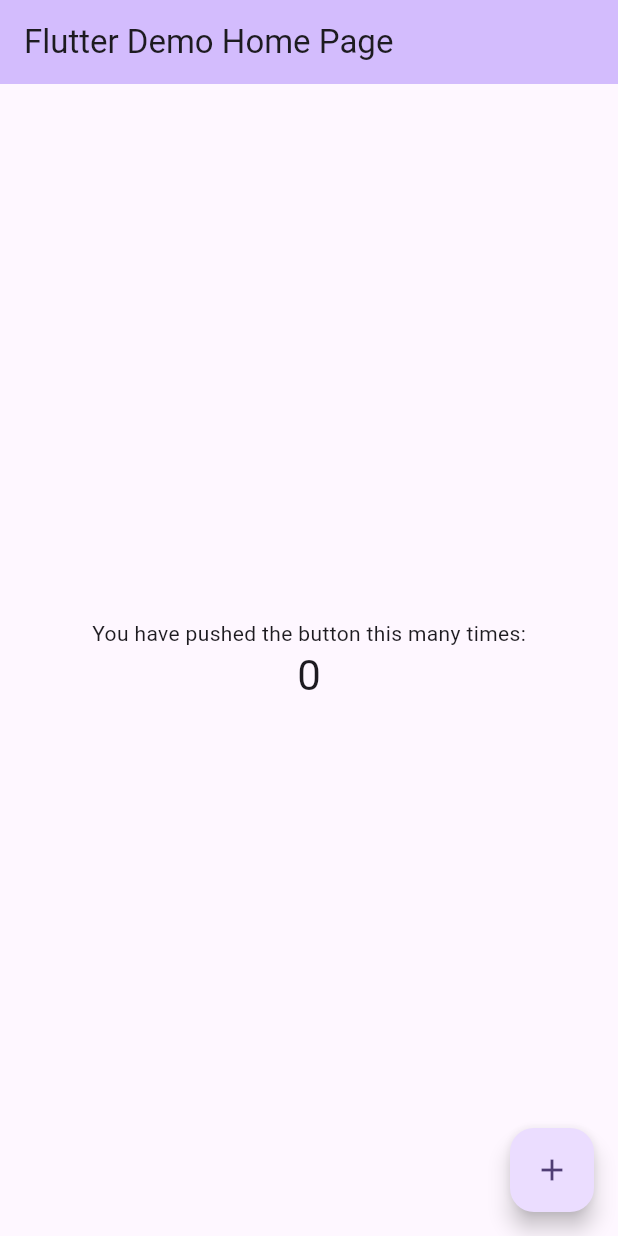
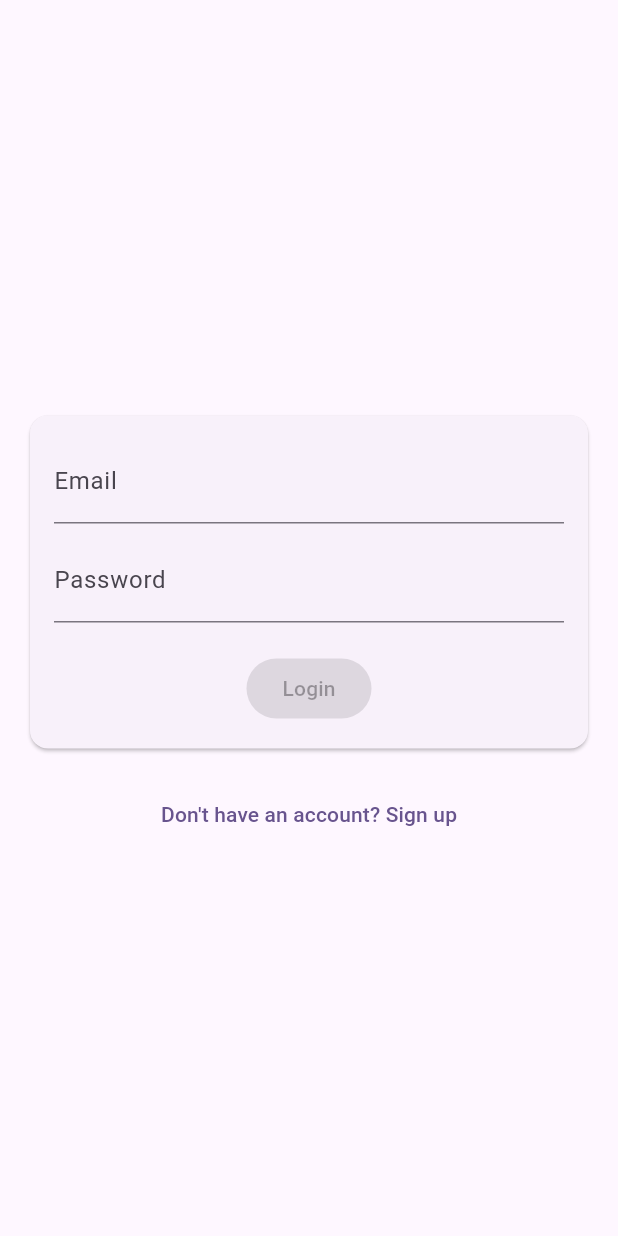
Before and after one commit to vaibhavppandey/daily_pulse_app, a Flutter app: the screen it shows after launch, on a phone screen of 412 x 824 dp. Run offline on Flutter 3.47's test engine with Material 3 defaults, Android fonts, the phone set to English and light mode, and no system bars; our stand-ins replace firebase_auth, firebase_core, flutter_secure_storage, shared_preferences; accounts and stored records are empty.

Commit message:
feat: auth + mood logging

```diff
--- a/lib/app/app.dart
+++ b/lib/app/app.dart
@@ -1,104 +1,27 @@
 
+import 'package:daily_pulse_app/pages/login_signup_page.dart';
+import 'package:daily_pulse_app/providers/auth_provider.dart';
+import 'package:daily_pulse_app/providers/mood_provider.dart';
 import 'package:flutter/material.dart';
+import 'package:provider/provider.dart';
 
 class DailyPulseApp extends StatelessWidget {
   const DailyPulseApp({super.key});
 
-  // This widget is the root of your application.
   @override
   Widget build(BuildContext context) {
-    return MaterialApp(
-      title: 'Flutter Demo',
-      theme: ThemeData(
-        colorScheme: ColorScheme.fromSeed(seedColor: Colors.deepPurple),
+    return MultiProvider(
+      providers: [
+        ChangeNotifierProvider(create: (_) => AuthProvider()),
+        ChangeNotifierProvider(create: (_) => MoodProvider()),
+      ],
+      child: MaterialApp(
+        title: 'Daily Pulse',
+        theme: ThemeData(
+          colorScheme: ColorScheme.fromSeed(seedColor: Colors.deepPurple),
+        ),
+        home: const LoginSignupPage(),
       ),
-      home: const MyHomePage(title: 'Flutter Demo Home Page'),
     );
   }
 }
-
-class MyHomePage extends StatefulWidget {
-  const MyHomePage({super.key, required this.title});
-
-  // This widget is the home page of your application. It is stateful, meaning
-  // that it has a State object (defined below) that contains fields that affect
-  // how it looks.
-
-  // This class is the configuration for the state. It holds the values (in this
-  // case the title) provided by the parent (in this case the App widget) and
-  // used by the build method of the State. Fields in a Widget subclass are
-  // always marked "final".
-
-  final String title;
-
-  @override
-  State<MyHomePage> createState() => _MyHomePageState();
-}
-
-class _MyHomePageState extends State<MyHomePage> {
-  int _counter = 0;
-
-  void _incrementCounter() {
-    setState(() {
-      // This call to setState tells the Flutter framework that something has
-      // changed in this State, which causes it to rerun the build method below
-      // so that the display can reflect the updated values. If we changed
-      // _counter without calling setState(), then the build method would not be
-      // called again, and so nothing would appear to happen.
-      _counter++;
-    });
-  }
-
-  @override
-  Widget build(BuildContext context) {
-    // This method is rerun every time setState is called, for instance as done
-    // by the _incrementCounter method above.
-    //
-    // The Flutter framework has been optimized to make rerunning build methods
-    // fast, so that you can just rebuild anything that needs updating rather
-    // than having to individually change instances of widgets.
-    return Scaffold(
-      appBar: AppBar(
-        // TRY THIS: Try changing the color here to a specific color (to
-        // Colors.amber, perhaps?) and trigger a hot reload to see the AppBar
-        // change color while the other colors stay the same.
-        backgroundColor: Theme.of(context).colorScheme.inversePrimary,
-        // Here we take the value from the MyHomePage object that was created by
-        // the App.build method, and use it to set our appbar title.
-        title: Text(widget.title),
-      ),
-      body: Center(
-        // Center is a layout widget. It takes a single child and positions it
-        // in the middle of the parent.
-        child: Column(
-          // Column is also a layout widget. It takes a list of children and
-          // arranges them vertically. By default, it sizes itself to fit its
-          // children horizontally, and tries to be as tall as its parent.
-          //
-          // Column has various properties to control how it sizes itself and
-          // how it positions its children. Here we use mainAxisAlignment to
-          // center the children vertically; the main axis here is the vertical
-          // axis because Columns are vertical (the cross axis would be
-          // horizontal).
-          //
-          // TRY THIS: Invoke "debug painting" (choose the "Toggle Debug Paint"
-          // action in the IDE, or press "p" in the console), to see the
-          // wireframe for each widget.
-          mainAxisAlignment: MainAxisAlignment.center,
-          children: <Widget>[
-            const Text('You have pushed the button this many times:'),
-            Text(
-              '$_counter',
-              style: Theme.of(context).textTheme.headlineMedium,
-            ),
-          ],
-        ),
-      ),
-      floatingActionButton: FloatingActionButton(
-        onPressed: _incrementCounter,
-        tooltip: 'Increment',
-        child: const Icon(Icons.add),
-      ), // This trailing comma makes auto-formatting nicer for build methods.
-    );
-  }
-}
--- /dev/null
+++ b/lib/app/constants/storage.dart
@@ -0,0 +1,6 @@
+class StorageConstants {
+  StorageConstants._();
+  static const String userPreferences = 'user_preferences';
+  static const String sessionData = 'session_data';
+  static const String token = 'token';
+}
--- /dev/null
+++ b/lib/firebase/auth.dart
@@ -0,0 +1,61 @@
+import 'package:daily_pulse_app/app/constants/storage.dart';
+import 'package:firebase_auth/firebase_auth.dart';
+import 'package:flutter_secure_storage/flutter_secure_storage.dart';
+
+class AuthService {
+  final FirebaseAuth _firebaseAuth = FirebaseAuth.instance;
+  final _storage = const FlutterSecureStorage();
+
+  User? get currentUser => _firebaseAuth.currentUser;
+
+  Stream<User?> get authStateChanges => _firebaseAuth.authStateChanges();
+
+  Future<User?> signIn({
+    required String email,
+    required String password,
+  }) async {
+    try {
+      final userCredential = await _firebaseAuth.signInWithEmailAndPassword(
+        email: email,
+        password: password,
+      );
+      final user = userCredential.user;
+      if (user != null) {
+        final token = await user.getIdToken();
+        await _storage.write(key: StorageConstants.token, value: token);
+      }
+      return user;
+    } on FirebaseAuthException catch (e) {
+      throw Exception(e.message);
+    }
+  }
+
+  Future<User?> signUp({
+    required String email,
+    required String password,
+  }) async {
+    try {
+      final userCredential = await _firebaseAuth.createUserWithEmailAndPassword(
+        email: email,
+        password: password,
+      );
+      final user = userCredential.user;
+      if (user != null) {
+        final token = await user.getIdToken();
+        await _storage.write(key: StorageConstants.token, value: token);
+      }
+      return user;
+    } on FirebaseAuthException catch (e) {
+      throw Exception(e.message);
+    }
+  }
+
+  Future<void> signOut() async {
+    await _firebaseAuth.signOut();
+    await _storage.delete(key: StorageConstants.token);
+  }
+
+  Future<String?> getToken() async {
+    return await _storage.read(key: StorageConstants.token);
+  }
+}
--- /dev/null
+++ b/lib/models/mood_entry.dart
@@ -0,0 +1,36 @@
+import 'dart:convert';
+
+class MoodEntry {
+  final DateTime date;
+  final String mood;
+  final String note;
+
+  MoodEntry({
+    required this.date,
+    required this.mood,
+    this.note = '',
+  });
+
+  Map<String, dynamic> toJson() => {
+        'date': date.toIso8601String(),
+        'mood': mood,
+        'note': note,
+      };
+
+  factory MoodEntry.fromJson(Map<String, dynamic> json) => MoodEntry(
+        date: DateTime.parse(json['date']),
+        mood: json['mood'],
+        note: json['note'],
+      );
+
+  static String encode(List<MoodEntry> entries) => json.encode(
+        entries
+            .map<Map<String, dynamic>>((entry) => entry.toJson())
+            .toList(),
+      );
+
+  static List<MoodEntry> decode(String entries) =>
+      (json.decode(entries) as List<dynamic>)
+          .map<MoodEntry>((item) => MoodEntry.fromJson(item))
+          .toList();
+}
--- /dev/null
+++ b/lib/pages/login_signup_page.dart
@@ -0,0 +1,44 @@
+import 'package:flutter/material.dart';
+import '../widgets/login_card.dart';
+import '../widgets/signup_card.dart';
+
+class LoginSignupPage extends StatefulWidget {
+  const LoginSignupPage({super.key});
+
+  @override
+  State<LoginSignupPage> createState() => _LoginSignupPageState();
+}
+
+class _LoginSignupPageState extends State<LoginSignupPage> {
+  bool _isLogin = true;
+
+  void _toggleForm() {
+    setState(() {
+      _isLogin = !_isLogin;
+    });
+  }
+
+  @override
+  Widget build(BuildContext context) {
+    return Scaffold(
+      body: Center(
+        child: SingleChildScrollView(
+          child: Column(
+            mainAxisAlignment: MainAxisAlignment.center,
+            children: <Widget>[
+              _isLogin ? const LoginCard() : const SignupCard(),
+              TextButton(
+                onPressed: _toggleForm,
+                child: Text(
+                  _isLogin
+                      ? 'Don\'t have an account? Sign up'
+                      : 'Already have an account? Login',
+                ),
+              ),
+            ],
+          ),
+        ),
+      ),
+    );
+  }
+}
--- /dev/null
+++ b/lib/providers/auth_provider.dart
@@ -0,0 +1,61 @@
+import 'package:flutter/material.dart';
+import '../firebase/auth.dart';
+import 'package:firebase_auth/firebase_auth.dart';
+
+class AuthProvider with ChangeNotifier {
+  final AuthService _authService = AuthService();
+
+  bool _isLoading = false;
+  String? _errorMessage;
+  User? _user;
+
+  bool get isLoading => _isLoading;
+  String? get errorMessage => _errorMessage;
+  User? get user => _user;
+
+  AuthProvider() {
+    _user = _authService.currentUser;
+  }
+
+  Future<bool> login(String email, String password) async {
+    _isLoading = true;
+    _errorMessage = null;
+    notifyListeners();
+
+    try {
+      _user = await _authService.signIn(email: email, password: password);
+      _isLoading = false;
+      notifyListeners();
+      return _user != null;
+    } catch (e) {
+      _errorMessage = e.toString();
+      _isLoading = false;
+      notifyListeners();
+      return false;
+    }
+  }
+
+  Future<bool> signup(String email, String password) async {
+    _isLoading = true;
+    _errorMessage = null;
+    notifyListeners();
+
+    try {
+      _user = await _authService.signUp(email: email, password: password);
+      _isLoading = false;
+      notifyListeners();
+      return _user != null;
+    } catch (e) {
+      _errorMessage = e.toString();
+      _isLoading = false;
+      notifyListeners();
+      return false;
+    }
+  }
+
+  Future<void> logout() async {
+    await _authService.signOut();
+    _user = null;
+    notifyListeners();
+  }
+}
--- /dev/null
+++ b/lib/widgets/login_card.dart
@@ -0,0 +1,92 @@
+import 'package:flutter/material.dart';
+import 'package:provider/provider.dart';
+import '../providers/auth_provider.dart';
+
+class LoginCard extends StatefulWidget {
+  const LoginCard({super.key});
+
+  @override
+  State<LoginCard> createState() => _LoginCardState();
+}
+
+class _LoginCardState extends State<LoginCard> {
+  final _emailController = TextEditingController();
+  final _passwordController = TextEditingController();
+  bool _isButtonEnabled = false;
+
+  @override
+  void initState() {
+    super.initState();
+    _emailController.addListener(_validateForm);
+    _passwordController.addListener(_validateForm);
+  }
+
+  @override
+  void dispose() {
+    _emailController.removeListener(_validateForm);
+    _passwordController.removeListener(_validateForm);
+    _emailController.dispose();
+    _passwordController.dispose();
+    super.dispose();
+  }
+
+  void _validateForm() {
+    setState(() {
+      _isButtonEnabled = _emailController.text.isNotEmpty &&
+          _passwordController.text.isNotEmpty;
+    });
+  }
+
+  void _login(BuildContext context) {
+    final authProvider = Provider.of<AuthProvider>(context, listen: false);
+    authProvider.login(_emailController.text, _passwordController.text);
+  }
+
+  @override
+  Widget build(BuildContext context) {
+    return Card(
+      margin: const EdgeInsets.all(20.0),
+      child: Padding(
+        padding: const EdgeInsets.all(16.0),
+        child: Consumer<AuthProvider>(
+          builder: (context, authProvider, child) {
+            return Column(
+              mainAxisSize: MainAxisSize.min,
+              children: <Widget>[
+                TextField(
+                  controller: _emailController,
+                  decoration: const InputDecoration(labelText: 'Email'),
+                  enabled: !authProvider.isLoading,
+                ),
+                const SizedBox(height: 10),
+                TextField(
+                  controller: _passwordController,
+                  decoration: const InputDecoration(labelText: 'Password'),
+                  obscureText: true,
+                  enabled: !authProvider.isLoading,
+                ),
+                const SizedBox(height: 20),
+                if (authProvider.isLoading)
+                  const CircularProgressIndicator()
+                else
+                  ElevatedButton(
+                    onPressed:
+                        _isButtonEnabled && !authProvider.isLoading ? () => _login(context) : null,
+                    child: const Text('Login'),
+                  ),
+                if (authProvider.errorMessage != null)
+                  Padding(
+                    padding: const EdgeInsets.only(top: 10),
+                    child: Text(
+                      authProvider.errorMessage!,
+                      style: const TextStyle(color: Colors.red),
+                    ),
+                  ),
+              ],
+            );
+          },
+        ),
+      ),
+    );
+  }
+}
--- a/pubspec.yaml
+++ b/pubspec.yaml
@@ -36,6 +36,9 @@ dependencies:
   cupertino_icons: ^1.0.8
   firebase_core: ^4.2.0
   provider: ^6.1.5+1
+  firebase_auth: ^6.1.1
+  flutter_secure_storage: ^9.2.4
+  shared_preferences: ^2.5.3
 
 dev_dependencies:
   flutter_test:
```
Also changed, not shown: lib/pages/mood_logging_screen.dart (added, +108 -0 lines), lib/providers/mood_provider.dart (added, +28 -0 lines), lib/widgets/signup_card.dart (added, +105 -0 lines), pubspec.lock.
